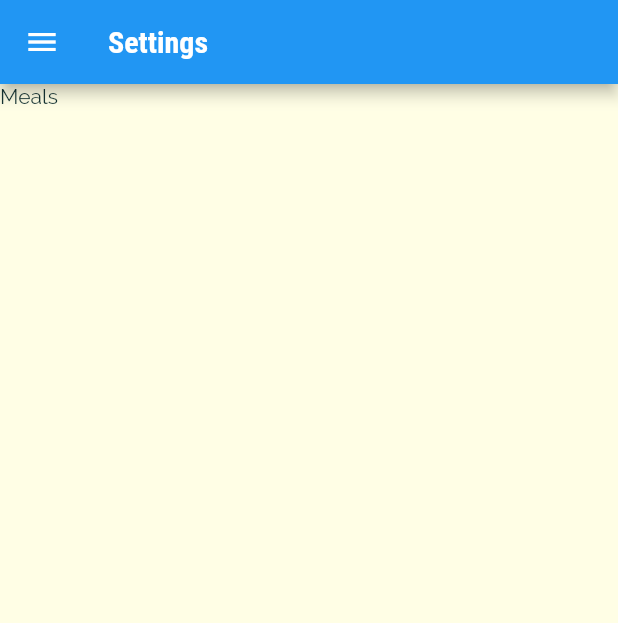
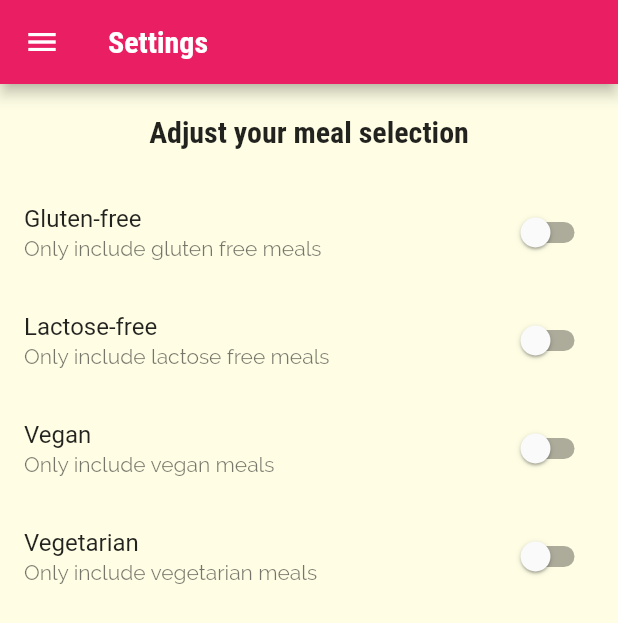
Before and after one commit to neo-deus/Meals-App, a Flutter app: the FilterScreen screen opened by its route, on a phone screen of 412 x 824 dp. Shown: the top 623 px of the screen. Run offline on Flutter 3.47's test engine with Material 2 defaults, Android fonts, the phone set to English and light mode, and no system bars.

Commit message:
filters added

```diff
--- a/lib/main.dart
+++ b/lib/main.dart
@@ -10,7 +10,21 @@ void main() {
   runApp(MyApp());
 }
 
-class MyApp extends StatelessWidget {
+class MyApp extends StatefulWidget {
+  @override
+  State<MyApp> createState() => _MyAppState();
+}
+
+class _MyAppState extends State<MyApp> {
+  Map<String, bool> filters = {
+    'gluten': false,
+    'lactose': false,
+    'vegan': false,
+    'vegetarian': false,
+  };
+
+  void _setFilters(Map<String, bool> filterData) {}
+
   @override
   Widget build(BuildContext context) {
     return MaterialApp(
@@ -44,7 +58,8 @@ class MyApp extends StatelessWidget {
         //'/': (ctx) => TabsScreen(), //this is another way of declaring the homepage
         //if home: is used then this route can't be used
         //'/category-meals': (ctx) => CategoryMealsScreen(),
-        CategoryMealsScreen.routeName: (ctx) => CategoryMealsScreen(),  //use this if u r using static const
+        CategoryMealsScreen.routeName: (ctx) =>
+            CategoryMealsScreen(), //use this if u r using static const
         MealDetailScreen.routeName: (ctx) => MealDetailScreen(),
         FilterScreen.routeName: (ctx) => FilterScreen(),
       },
--- a/lib/screens/filters_screen.dart
+++ b/lib/screens/filters_screen.dart
@@ -2,17 +2,98 @@ import 'package:flutter/material.dart';
 
 import '../widgets/main_drawer.dart';
 
-class FilterScreen extends StatelessWidget {
+class FilterScreen extends StatefulWidget {
   static const routeName = '/filters';
+
+  @override
+  State<FilterScreen> createState() => _FilterScreenState();
+}
+
+class _FilterScreenState extends State<FilterScreen> {
+  var _glutenFree = false;
+  var _lactoseFree = false;
+  var _vegan = false;
+  var _vegetarian = false;
+
+  Widget _buildSwitchListTile(
+    String title,
+    String description,
+    bool currentValue,
+    Function(bool) updateValue,
+  ) {
+    return SwitchListTile(
+      title: Text(title),
+      subtitle: Text(description),
+      value: currentValue,
+      onChanged: updateValue,
+    );
+  }
 
   @override
   Widget build(BuildContext context) {
     return Scaffold(
       appBar: AppBar(
         title: Text('Settings'),
+        backgroundColor: Theme.of(context).primaryColor,
       ),
       drawer: MainDrawer(),
-      body: Text('Meals'),
+      body: Column(
+        children: [
+          Container(
+            padding: EdgeInsets.all(20),
+            child: Text(
+              'Adjust your meal selection',
+              style: Theme.of(context).textTheme.titleLarge,
+            ),
+          ),
+          Expanded(
+            child: ListView(
+              children: [
+                _buildSwitchListTile(
+                  'Gluten-free',
+                  'Only include gluten free meals',
+                  _glutenFree,
+                  (newVal) {
+                    setState(() {
+                      _glutenFree = newVal;
+                    });
+                  },
+                ),
+                _buildSwitchListTile(
+                  'Lactose-free',
+                  'Only include lactose free meals',
+                  _lactoseFree,
+                  (newVal) {
+                    setState(() {
+                      _lactoseFree = newVal;
+                    });
+                  },
+                ),
+                _buildSwitchListTile(
+                  'Vegan',
+                  'Only include vegan meals',
+                  _vegan,
+                  (newVal) {
+                    setState(() {
+                      _vegan = newVal;
+                    });
+                  },
+                ),
+                _buildSwitchListTile(
+                  'Vegetarian',
+                  'Only include vegetarian meals',
+                  _vegetarian,
+                  (newVal) {
+                    setState(() {
+                      _vegetarian = newVal;
+                    });
+                  },
+                ),
+              ],
+            ),
+          ),
+        ],
+      ),
     );
   }
 }
```
